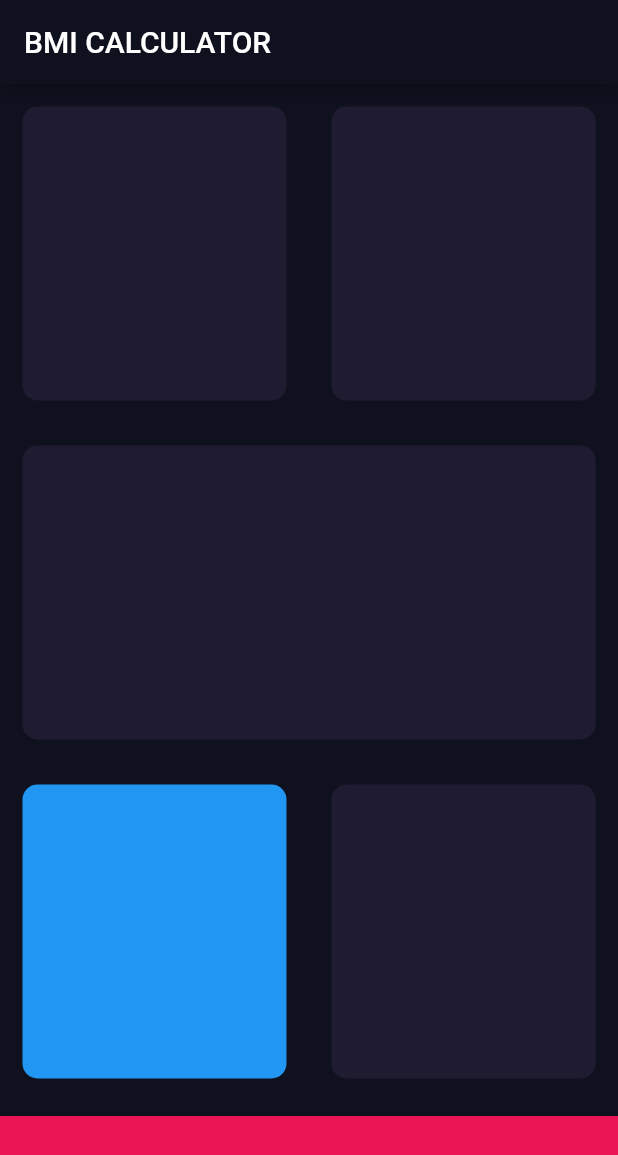
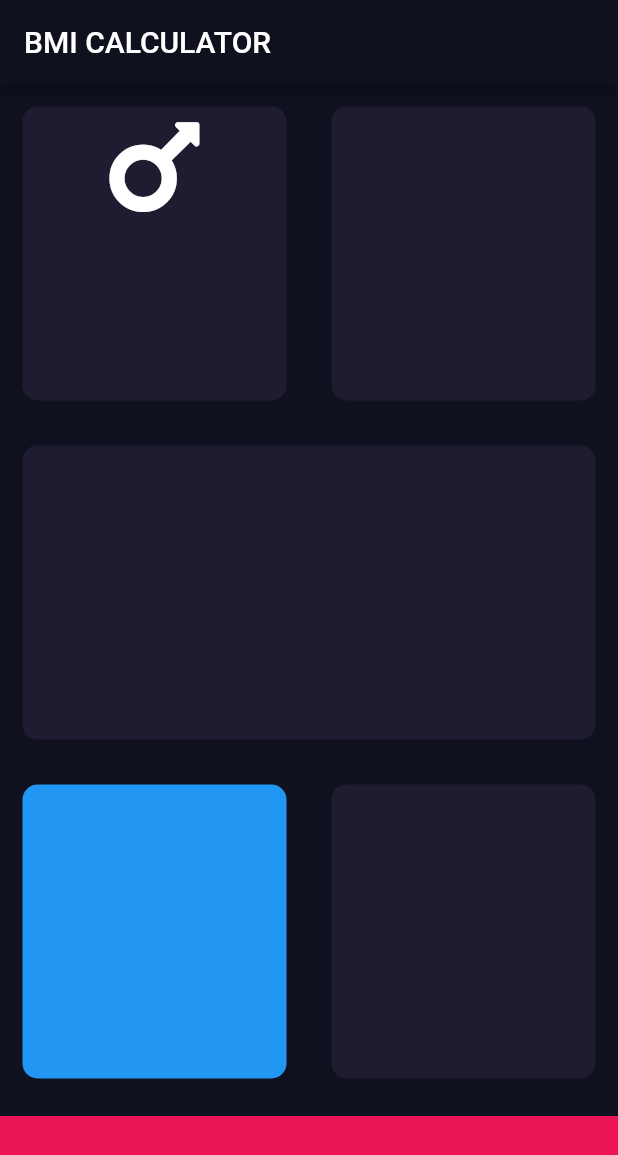
Before and after one commit to mimimimaimai55/bmi_calculator, a Flutter app: the screen it shows after launch, on a phone screen of 412 x 824 dp. Shown: the top 1155 px of the screen. Run offline on Flutter 3.47's test engine with Material 2 defaults, Android fonts, the phone set to English and light mode, and no system bars; our stand-ins replace font_awesome_flutter.

Commit message:
marsアイコンを表示させてサイズを大きく

```diff
--- a/lib/input_page.dart
+++ b/lib/input_page.dart
@@ -1,4 +1,5 @@
 import 'package:flutter/material.dart';
+import 'package:font_awesome_flutter/font_awesome_flutter.dart';
 
 const bottomContainerHeight = 80.0;
 const activeCardColor = Color(0xff1F1B30);
@@ -25,6 +26,14 @@ class _InputPageState extends State<InputPage> {
               Expanded(
                 child: ReusableCard(
                   colour:activeCardColor,
+                  cardChild: Column(
+                    children: <Widget>[
+                      Icon(
+                        FontAwesomeIcons.mars,
+                        size:80.0,
+                      )
+                    ],
+                  ),
                 ),
               ),
               Expanded(
--- a/lib/main.dart
+++ b/lib/main.dart
@@ -1,5 +1,6 @@
 import 'package:flutter/material.dart';
 import 'input_page.dart';
+
 
 void main() => runApp(BMICalculator());
 
```
Also changed, not shown: pubspec.yaml (+3 -54 lines), pubspec.lock.
